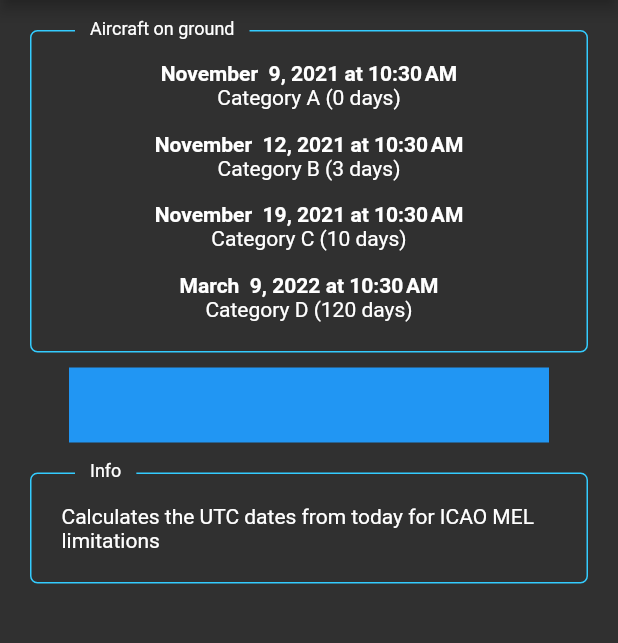
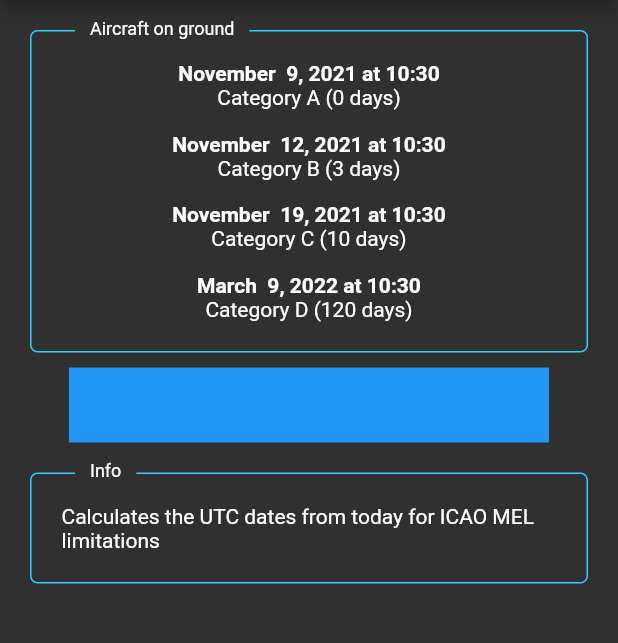
Before and after one commit to neo321654/mel_calculator_, a Flutter app: the screen it shows after launch, on a phone screen of 412 x 824 dp, the part 84-727 px from its top. Run offline on Flutter 3.47's test engine with Material 2 defaults, Android fonts, the phone set to English and light mode, and no system bars; drawn by our look-alikes of google_mobile_ads; our stand-ins replace shared_preferences; generated files the repository leaves out were written again; network calls fail.

Commit message:
todo need do

```diff
--- a/lib/main.dart
+++ b/lib/main.dart
@@ -8,7 +8,11 @@ void main() async {
   // Set up the SettingsController, which will glue user settings to multiple
   // Flutter Widgets.
   //строка ниже помогает убрать ошибку подгрузки
-  //todo не сохраняются новые даты в настройках
+  //todo сделать заставку желательно адаптивную
+  //todo сделать ярлыки для айос и андроид и поменять название для айсос
+  //todo убрать лишние экраны и сделать возможность убрать рекламу для димки и связать её с shared pref
+
+
   WidgetsFlutterBinding.ensureInitialized();
 
   final settingsController = SettingsController(SettingsService());
--- a/lib/src/sample_feature/main_screen.dart
+++ b/lib/src/sample_feature/main_screen.dart
@@ -35,7 +35,7 @@ class _MainScreenState extends State<MainScreen> {
     String dateNowPlus10 = "";
     String dateNowPlus120 = "";
 
-    TimeType? _character = TimeType.t12;
+    TimeType? _character = TimeType.t24;
 
     var monthStrings = [
       '',
@@ -504,14 +504,15 @@ class _MainScreenState extends State<MainScreen> {
       );
     }
 
-    getfoRmat()  async {
+    getfoRmat() {
 
-        if(widget.controller.prefs.getString('format')=='jm'){
+        if(widget.controller.prefs.getString('format')=='jm')
+        {
        _character = TimeType.t12;
      }else{
        _character = TimeType.t24;
      }
-        foRmat =  (widget.controller.prefs.getString('format') ?? 'jm');
+        foRmat =  (widget.controller.prefs.getString('format') ?? 'Hm');
 
 
   }
```
